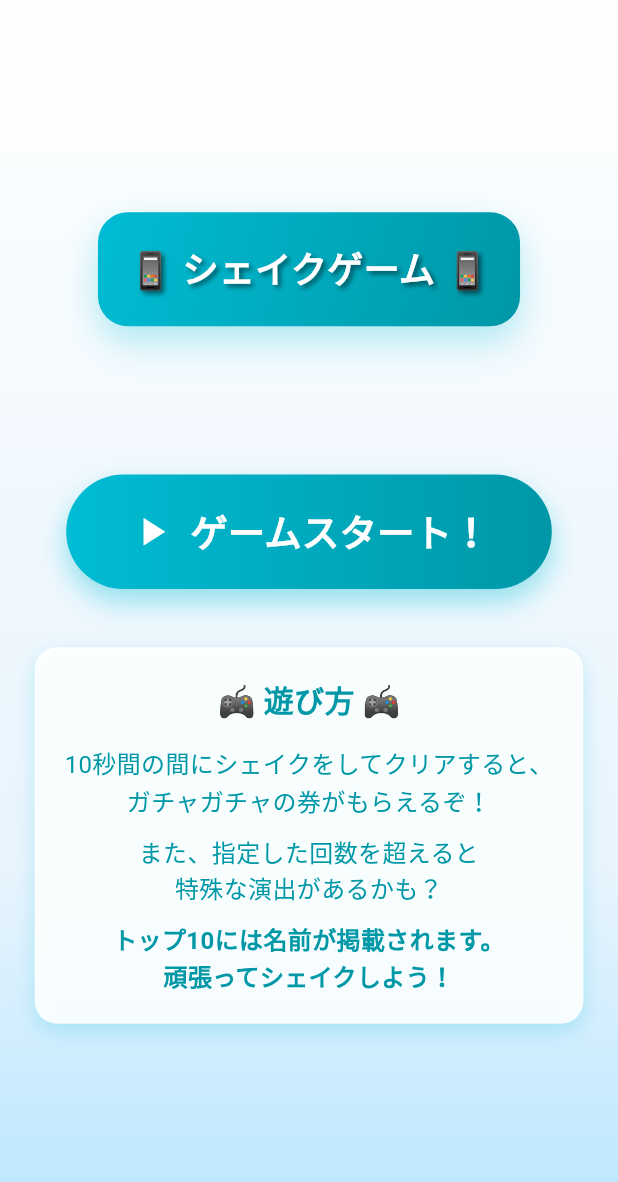
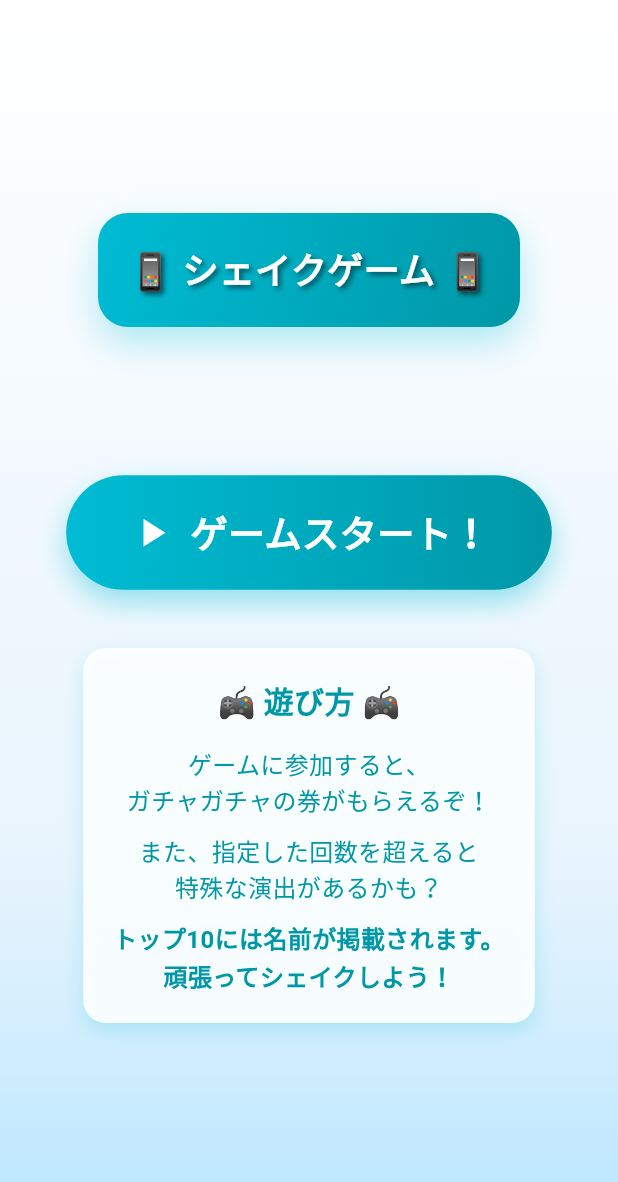
Before and after one commit to yumemi-inc/flutterkaigi-2025-booth-game, a Flutter app: the screen it shows after launch, on a phone screen of 412 x 824 dp. Shown: the top 1182 px of the screen. Run offline on Flutter 3.47's test engine with Material 3 defaults, Android fonts, the phone set to English and light mode, and no system bars; our stand-ins replace auto_route, confetti; missing offline and left inert: shake.

Commit message:
fix: シェイクをクリアをすると→ゲームに参加するとに変更しました

```diff
--- a/lib/title_view.dart
+++ b/lib/title_view.dart
@@ -189,7 +189,7 @@ class _TitleViewState extends State<TitleView> with TickerProviderStateMixin {
                       ),
                       SizedBox(height: 15),
                       Text(
-                        '10秒間の間にシェイクをしてクリアすると、\nガチャガチャの券がもらえるぞ！',
+                        'ゲームに参加すると、\nガチャガチャの券がもらえるぞ！',
                         textAlign: TextAlign.center,
                         style: TextStyle(
                           fontSize: 16,
```
